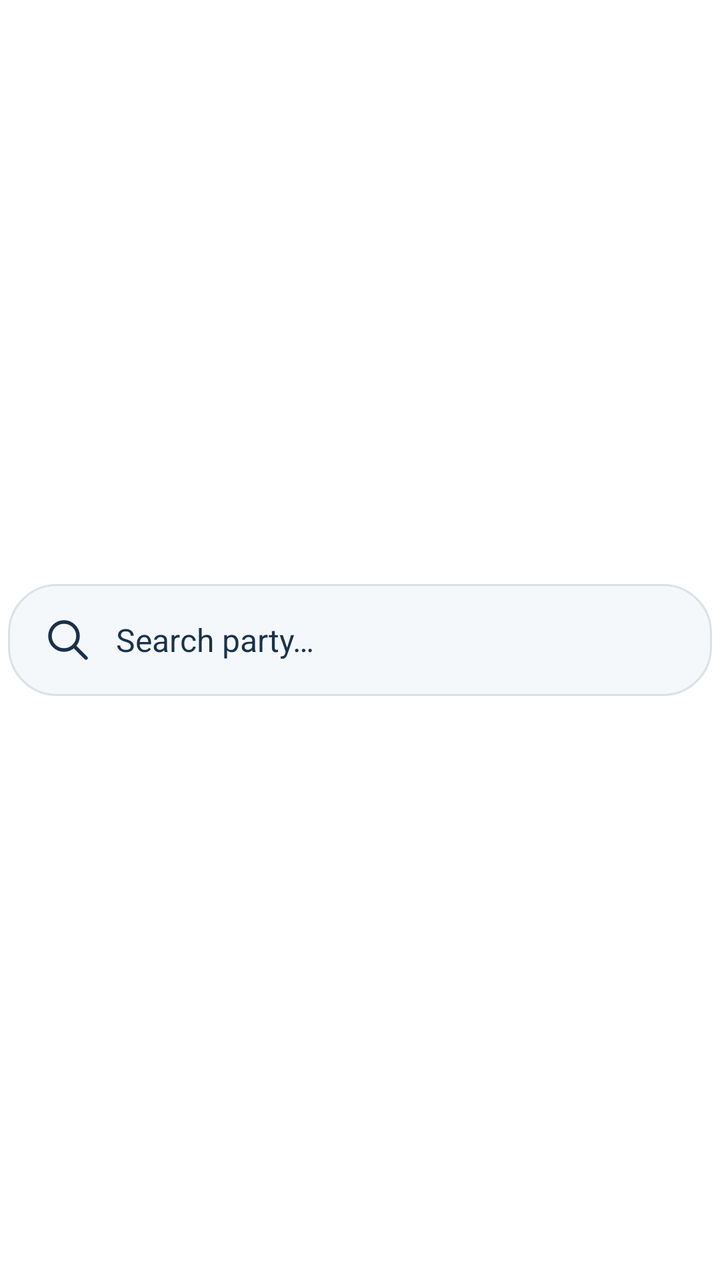
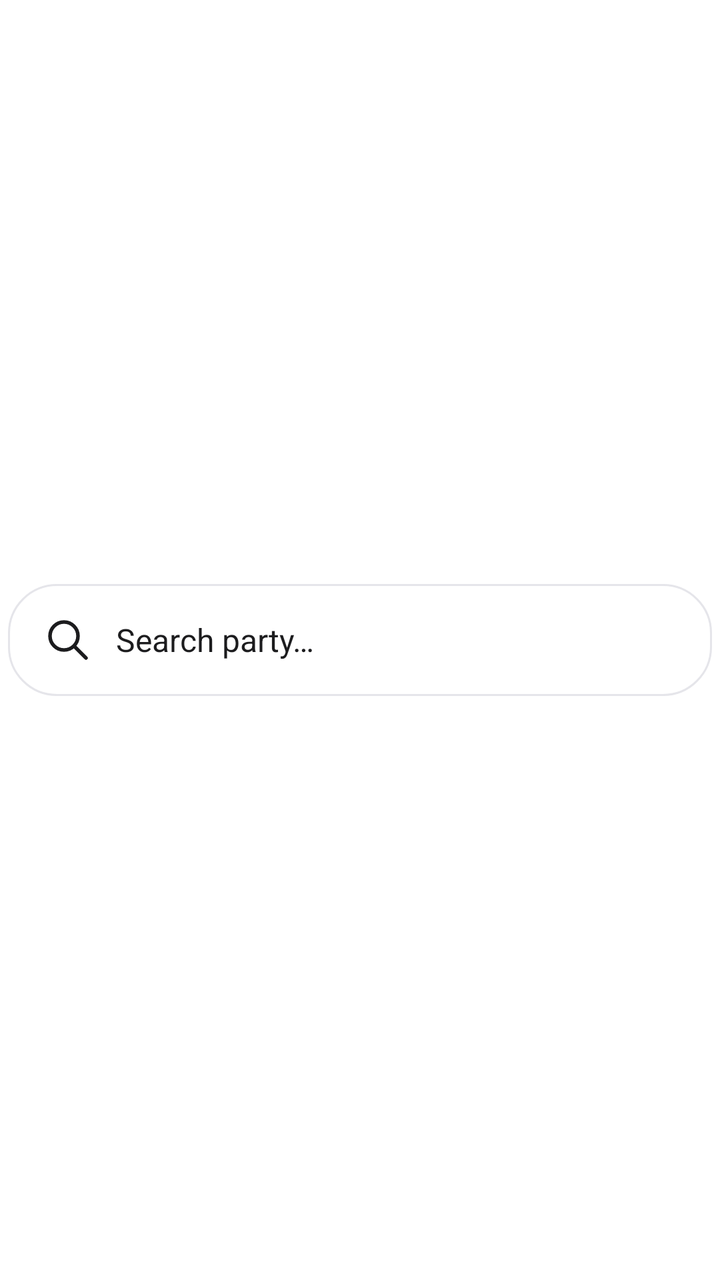

An Android layout rendered at two revisions. The XML below is the earlier revision; the diff shows what the commit changed to produce the second picture.
<!-- AndroidManifest.xml: fallback theme Theme.MaterialComponents.DayNight.NoActionBar -->
<!-- res/layout/office_party_search.xml -->
<LinearLayout xmlns:android="http://schemas.android.com/apk/res/android"
  android:id="@+id/widget_search_root" android:layout_width="match_parent" android:layout_height="match_parent"
  android:orientation="vertical" android:gravity="center_vertical" android:padding="4dp">
  <TextView android:id="@+id/widget_search_bar" android:layout_width="match_parent" android:layout_height="56dp"
    android:background="@drawable/office_widget_background" android:gravity="center_vertical"
    android:paddingStart="18dp" android:paddingEnd="12dp" android:text="@string/office_widget_search_party"
    android:textColor="#19314B" android:textSize="16sp" android:maxLines="1" android:ellipsize="end"
    android:drawableStart="@drawable/office_widget_search_icon" android:drawablePadding="12dp" />
</LinearLayout>
<!-- resources referenced by this layout -->
<resources>
  <!-- drawable office_widget_background (drawable) -->
  <shape xmlns:android="http://schemas.android.com/apk/res/android">
    <solid android:color="#F4F8FA" /><corners android:radius="24dp" />
    <stroke android:width="1dp" android:color="#D8E2E7" />
  </shape>
  <!-- drawable office_widget_search_icon (drawable) -->
  <vector xmlns:android="http://schemas.android.com/apk/res/android" android:width="24dp" android:height="24dp"
    android:viewportWidth="24" android:viewportHeight="24">
    <path android:fillColor="@android:color/transparent" android:strokeColor="#19314B"
      android:strokeWidth="1.8" android:strokeLineCap="round"
      android:pathData="M10,3 A7,7 0,1 0,10,17 A7,7 0,1 0,10,3 M15,15 L21,21" />
  </vector>
  <string name="office_widget_search_party">Search party…</string>
</resources>

<!-- the commit's change to res/layout/office_party_search.xml (unified diff, before → after) -->
@@ -4,6 +4,6 @@
   <TextView android:id="@+id/widget_search_bar" android:layout_width="match_parent" android:layout_height="56dp"
     android:background="@drawable/office_widget_background" android:gravity="center_vertical"
     android:paddingStart="18dp" android:paddingEnd="12dp" android:text="@string/office_widget_search_party"
-    android:textColor="#19314B" android:textSize="16sp" android:maxLines="1" android:ellipsize="end"
+    android:textColor="#1c1c1e" android:textSize="16sp" android:maxLines="1" android:ellipsize="end"
     android:drawableStart="@drawable/office_widget_search_icon" android:drawablePadding="12dp" />
 </LinearLayout>
<!-- resource entries referenced after the edit -->
@@ -2,13 +2,13 @@
 <resources>
   <!-- drawable office_widget_background (drawable) -->
   <shape xmlns:android="http://schemas.android.com/apk/res/android">
-    <solid android:color="#F4F8FA" /><corners android:radius="24dp" />
-    <stroke android:width="1dp" android:color="#D8E2E7" />
+    <solid android:color="#FFFFFF" /><corners android:radius="24dp" />
+    <stroke android:width="1dp" android:color="#E5E5EA" />
   </shape>
   <!-- drawable office_widget_search_icon (drawable) -->
   <vector xmlns:android="http://schemas.android.com/apk/res/android" android:width="24dp" android:height="24dp"
     android:viewportWidth="24" android:viewportHeight="24">
-    <path android:fillColor="@android:color/transparent" android:strokeColor="#19314B"
+    <path android:fillColor="@android:color/transparent" android:strokeColor="#1c1c1e"
       android:strokeWidth="1.8" android:strokeLineCap="round"
       android:pathData="M10,3 A7,7 0,1 0,10,17 A7,7 0,1 0,10,3 M15,15 L21,21" />
   </vector>
